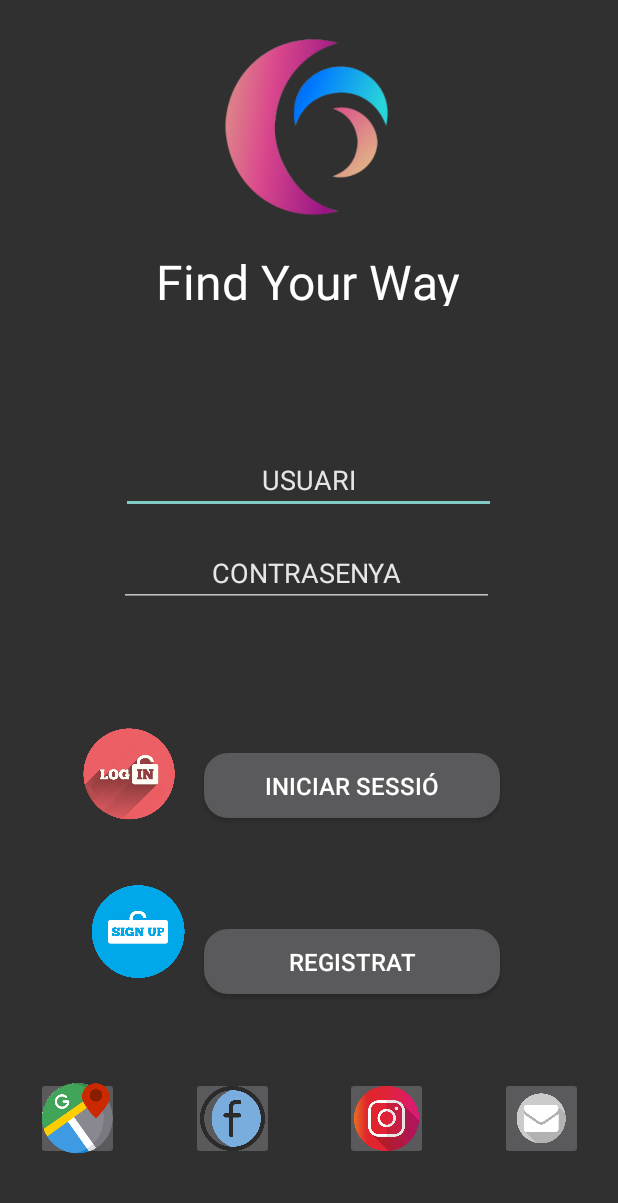
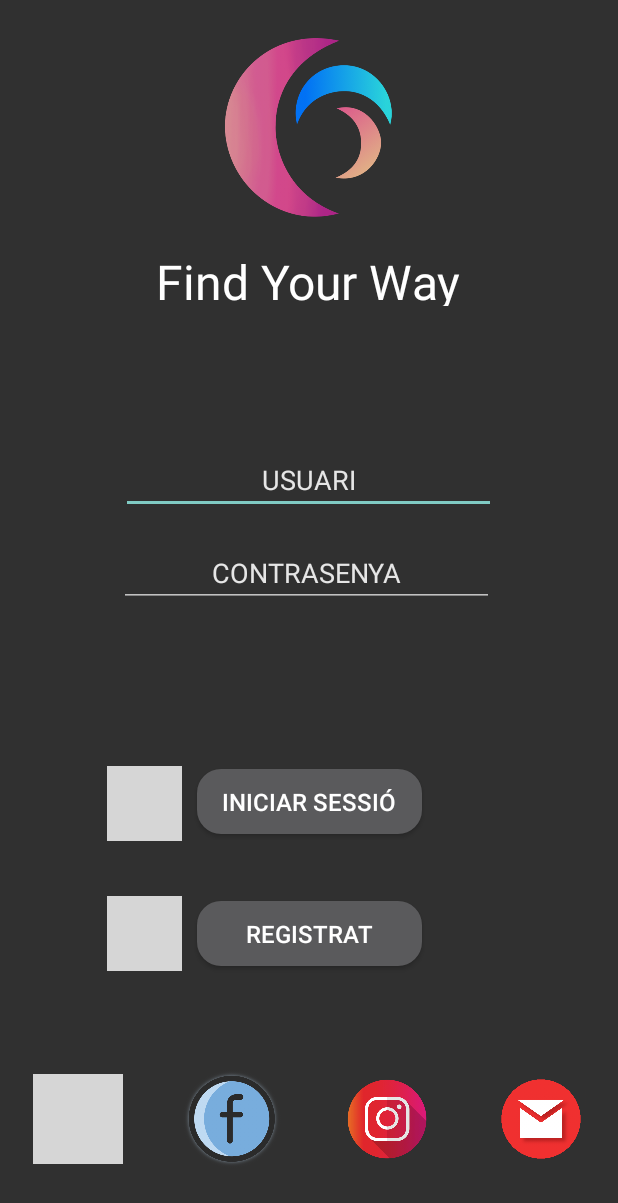
Before and after one commit to ErickTorres177/ProjectM07, an Android app: the screen it shows after launch (LoginActivity), on a phone screen of 412 x 824 dp. Shown: the top 1203 px of the screen. Run offline under Robolectric (Android 15) with nearby library versions, the light colour scheme and no system bars; grey boxes are pictures that could not be loaded.

Commit message:
- Iconos modificados + nuevo layout de login

```diff
--- a/app/src/main/res/layout/activity_main.xml
+++ b/app/src/main/res/layout/activity_main.xml
@@ -95,7 +95,7 @@
 
     <Button
         android:id="@+id/btnIniciarSesion"
-        android:layout_width="197dp"
+        android:layout_width="150dp"
         android:layout_height="43dp"
         android:background="@drawable/botones"
         android:contentDescription="@string/iniSesion"
@@ -112,24 +112,24 @@
         android:textSize="16sp"
         app:layout_constraintBottom_toTopOf="@+id/PH25..50"
         app:layout_constraintEnd_toEndOf="parent"
-        app:layout_constraintHorizontal_bias="0.0"
-        app:layout_constraintStart_toEndOf="@+id/imgLogIn"
+        app:layout_constraintStart_toStartOf="parent"
         app:layout_constraintTop_toTopOf="@+id/PH50"
         app:layout_constraintVertical_bias="0.461" />
 
     <ImageView
-        android:id="@+id/imgLogIn"
-        android:layout_width="96dp"
-        android:layout_height="68dp"
-        android:layout_marginStart="40dp"
+        android:id="@+id/imgLogin"
+        android:layout_width="50dp"
+        android:layout_height="50dp"
+        android:layout_marginEnd="10dp"
         android:contentDescription="@string/iniSesion"
-        app:layout_constraintStart_toStartOf="parent"
+        app:layout_constraintBottom_toTopOf="@+id/PH25..50"
+        app:layout_constraintEnd_toStartOf="@+id/btnIniciarSesion"
         app:layout_constraintTop_toTopOf="@+id/PH50"
-        app:srcCompat="@drawable/login" />
+        app:srcCompat="@drawable/log_in" />
 
     <Button
         android:id="@+id/btnRegistrar"
-        android:layout_width="197dp"
+        android:layout_width="150dp"
         android:layout_height="43dp"
         android:background="@drawable/botones"
         android:contentDescription="@string/btnRegistrar"
@@ -146,92 +146,19 @@
         android:textSize="16sp"
         app:layout_constraintBottom_toTopOf="@+id/PH75"
         app:layout_constraintEnd_toEndOf="parent"
-        app:layout_constraintHorizontal_bias="0.082"
-        app:layout_constraintStart_toEndOf="@+id/singUp"
-        app:layout_constraintTop_toTopOf="@+id/PH25..50"
-        app:layout_constraintVertical_bias="0.916" />
+        app:layout_constraintStart_toStartOf="parent"
+        app:layout_constraintTop_toTopOf="@+id/PH25..50" />
 
     <ImageView
-        android:id="@+id/singUp"
-        android:layout_width="73dp"
-        android:layout_height="65dp"
-        android:layout_marginStart="56dp"
-        android:layout_marginTop="20dp"
+        android:id="@+id/imgRegistro"
+        android:layout_width="50dp"
+        android:layout_height="50dp"
+        android:layout_marginEnd="10dp"
         android:contentDescription="@string/btnRegistrar"
-        app:layout_constraintStart_toStartOf="parent"
+        app:layout_constraintBottom_toTopOf="@+id/PH75"
+        app:layout_constraintEnd_toStartOf="@+id/btnRegistrar"
         app:layout_constraintTop_toTopOf="@+id/PH25..50"
-        app:srcCompat="@drawable/singup" />
-
-    <ImageButton
-        android:id="@+id/imgGoogleMaps"
-        android:layout_width="55dp"
-        android:layout_height="55dp"
-        android:adjustViewBounds="true"
-        android:saveEnabled="true"
-        android:scaleType="centerCrop"
-        android:paddingLeft="4dp"
-        android:minWidth="55dp"
-        android:minHeight="55dp"
-        android:paddingRight="4dp"
-        android:paddingTop="8dp"
-        android:paddingBottom="8dp"
-        android:contentDescription="@string/imgGoogleMaps"
-        app:layout_constraintEnd_toStartOf="@+id/PV25"
-        app:layout_constraintStart_toStartOf="parent"
-        app:layout_constraintTop_toTopOf="@+id/imgFacebook"
-        app:srcCompat="@drawable/google_maps" />
-
-    <ImageButton
-        android:id="@+id/imgFacebook"
-        android:layout_width="55dp"
-        android:layout_height="55dp"
-        android:contentDescription="@string/imgFacebook"
-        android:paddingLeft="4dp"
-        android:minWidth="55dp"
-        android:paddingRight="4dp"
-        android:paddingTop="8dp"
-        android:minHeight="55dp"
-        android:paddingBottom="8dp"
-        android:scaleType="centerCrop"
-        app:layout_constraintEnd_toStartOf="@+id/PV50"
-        app:layout_constraintStart_toStartOf="@+id/PV25"
-        app:layout_constraintTop_toTopOf="@+id/imgInstagram"
-        app:srcCompat="@drawable/facebook" />
-
-    <ImageButton
-        android:id="@+id/imgInstagram"
-        android:layout_width="55dp"
-        android:layout_height="55dp"
-        android:contentDescription="@string/imgInstagram"
-        android:scaleType="centerCrop"
-        android:paddingLeft="4dp"
-        android:minWidth="40dp"
-        android:paddingRight="4dp"
-        android:paddingTop="8dp"
-        android:minHeight="32dp"
-        android:paddingBottom="8dp"
-        app:layout_constraintEnd_toStartOf="@+id/PV75"
-        app:layout_constraintStart_toStartOf="@+id/PV50"
-        app:layout_constraintTop_toTopOf="@+id/imgGmail"
-        app:srcCompat="@drawable/instagram" />
-
-    <ImageButton
-        android:id="@+id/imgGmail"
-        android:layout_width="55dp"
-        android:layout_height="55dp"
-        android:contentDescription="@string/imgGmail"
-        android:scaleType="centerCrop"
-        android:paddingLeft="4dp"
-        android:minWidth="40dp"
-        android:paddingRight="4dp"
-        android:paddingTop="8dp"
-        android:minHeight="32dp"
-        android:paddingBottom="8dp"
-        app:layout_constraintBottom_toBottomOf="parent"
-        app:layout_constraintEnd_toEndOf="parent"
-        app:layout_constraintStart_toStartOf="@+id/PV75"
-        app:layout_constraintTop_toTopOf="@+id/PH75"
-        app:srcCompat="@drawable/gmail" />
+        app:srcCompat="@drawable/sing_up" />
 
     <androidx.constraintlayout.widget.Guideline
         android:id="@+id/PV25"
@@ -266,14 +193,14 @@
         android:layout_width="wrap_content"
         android:layout_height="wrap_content"
         android:orientation="horizontal"
-        app:layout_constraintGuide_percent="0.69" />
+        app:layout_constraintGuide_percent="0.7" />
 
     <androidx.constraintlayout.widget.Guideline
         android:id="@+id/PH50"
         android:layout_width="wrap_content"
         android:layout_height="wrap_content"
         android:orientation="horizontal"
-        app:layout_constraintGuide_percent="0.585" />
+        app:layout_constraintGuide_percent="0.6" />
 
     <androidx.constraintlayout.widget.Guideline
         android:id="@+id/PH75"
@@ -282,4 +209,52 @@
         android:orientation="horizontal"
         app:layout_constraintGuide_percent="0.81" />
 
+    <ImageButton
+        android:id="@+id/imgBtn_Gmaps"
+        android:layout_width="60dp"
+        android:layout_height="60dp"
+        android:background="@android:color/transparent"
+        android:scaleType="centerInside"
+        app:layout_constraintBottom_toBottomOf="parent"
+        app:layout_constraintEnd_toStartOf="@+id/PV25"
+        app:layout_constraintStart_toStartOf="parent"
+        app:layout_constraintTop_toTopOf="@+id/PH75"
+        app:srcCompat="@drawable/maps" />
+
+    <ImageButton
+        android:id="@+id/imgBtn_instagram"
+        android:layout_width="60dp"
+        android:layout_height="60dp"
+        android:background="@android:color/transparent"
+        android:scaleType="centerInside"
+        app:layout_constraintBottom_toBottomOf="parent"
+        app:layout_constraintEnd_toStartOf="@+id/PV75"
+        app:layout_constraintStart_toStartOf="@+id/PV50"
+        app:layout_constraintTop_toTopOf="@+id/PH75"
+        app:srcCompat="@drawable/instagram" />
+
+    <ImageButton
+        android:id="@+id/imgBtn_gmail"
+        android:layout_width="60dp"
+        android:layout_height="60dp"
+        android:background="@android:color/transparent"
+        android:scaleType="centerInside"
+        app:layout_constraintBottom_toBottomOf="parent"
+        app:layout_constraintEnd_toEndOf="parent"
+        app:layout_constraintStart_toStartOf="@+id/PV75"
+        app:layout_constraintTop_toTopOf="@+id/PH75"
+        app:srcCompat="@drawable/gmail" />
+
+    <ImageButton
+        android:id="@+id/imgBtn_facebook"
+        android:layout_width="65dp"
+        android:layout_height="65dp"
+        android:background="@android:color/transparent"
+        android:scaleType="centerInside"
+        app:layout_constraintBottom_toBottomOf="parent"
+        app:layout_constraintEnd_toStartOf="@+id/PV50"
+        app:layout_constraintStart_toStartOf="@+id/PV25"
+        app:layout_constraintTop_toTopOf="@+id/PH75"
+        app:srcCompat="@drawable/facebook" />
+
 </androidx.constraintlayout.widget.ConstraintLayout>
```
Also changed, not shown: app/src/main/res/drawable/cancelar.png (deleted), app/src/main/res/drawable/facebook.png, app/src/main/res/drawable/gmail.png, app/src/main/res/drawable/google_maps.png (deleted), app/src/main/res/drawable/instagram.png, app/src/main/res/drawable/login.png (deleted), app/src/main/res/drawable/logo.png, app/src/main/res/drawable/logo_hd.png (deleted), app/src/main/res/drawable/singup.png (deleted).
